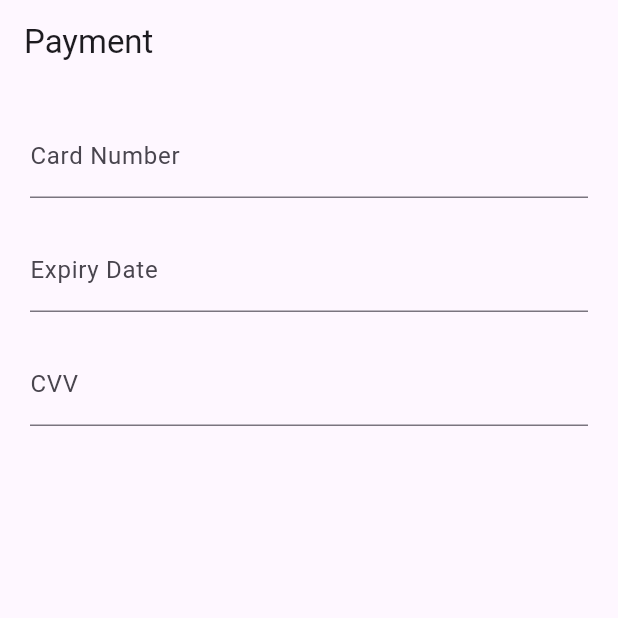
After one commit to niravDESAI28/grosseryapp, a Flutter app: the PaymentScreen screen opened directly, on a phone screen of 412 x 824 dp, the top half of it. The commit adds this screen. Run offline on Flutter 3.47's test engine with Material 3 defaults, Android fonts, the light colour scheme and no system bars; our stand-ins replace flutter_screenutil, google_fonts.

Commit message:
16-03-2024

```diff
--- a/lib/homescreen.dart
+++ b/lib/homescreen.dart
@@ -17,8 +17,8 @@ class _HomeScreenState extends State<HomeScreen> {
     'asstes/image/image-removebg-preview (61) 1.png',
     'asstes/image/image-removebg-preview (57) 2.png',
     'asstes/image/image-removebg-preview (58) 1.png',
-    'asstes/image/image-removebg-preview (60) 1 (1).png',
-    'asstes/image/image-removebg-preview (59) 1 (1).png',
+    'asstes/image/image-removebg-preview (60) 1.png',
+    'asstes/image/image-removebg-preview (59) 1.png',
     'asstes/image/image-removebg-preview (60) 1.png',
     'asstes/image/image-removebg-preview (62) 1.png',
     'asstes/image/image-removebg-preview (64) 1.png',
--- /dev/null
+++ b/lib/payment/paymentscreen.dart
@@ -0,0 +1,74 @@
+
+import 'package:flutter/material.dart';
+
+class PaymentScreen extends StatefulWidget {
+  @override
+  PaymentScreenState createState() => PaymentScreenState();
+}
+
+class PaymentScreenState extends State<PaymentScreen> {
+  TextEditingController _cardNumberController = TextEditingController();
+  TextEditingController _expiryController = TextEditingController();
+  TextEditingController _cvvController = TextEditingController();
+
+  @override
+  Widget build(BuildContext context) {
+    return Scaffold(
+      appBar: AppBar(
+        title: Text('Payment'),
+      ),
+      body: Padding(
+        padding: EdgeInsets.all(20.0),
+        child: Column(
+          crossAxisAlignment: CrossAxisAlignment.stretch,
+          children: [
+            TextField(
+              controller: _cardNumberController,
+              decoration: InputDecoration(labelText: 'Card Number'),
+            ),
+            SizedBox(height: 20.0),
+            TextField(
+              controller: _expiryController,
+              decoration: InputDecoration(labelText: 'Expiry Date'),
+            ),
+            SizedBox(height: 20.0),
+            TextField(
+              controller: _cvvController,
+              decoration: InputDecoration(labelText: 'CVV'),
+            ),
+            SizedBox(height: 20.0),
+            // RaisedButton
+            // (
+            //   onPressed: () {
+            //     // Handle payment logic here
+            //     _processPayment();
+            //   },
+            //   child: Text('Pay Now'),
+            // ),
+          ],
+        ),
+      ),
+    );
+  }
+
+  void _processPayment() {
+    // Implement payment processing logic here
+    // For example, you can validate inputs and call payment gateway APIs
+    // Once payment is successful, navigate to a success screen
+    // If payment fails, show an error message to the user
+  }
+
+  @override
+  void dispose() {
+    _cardNumberController.dispose();
+    _expiryController.dispose();
+    _cvvController.dispose();
+    super.dispose();
+  }
+}
+
+void main() {
+  runApp(MaterialApp(
+    home: PaymentScreen(),
+  ));
+}
--- a/lib/storescreen.dart
+++ b/lib/storescreen.dart
@@ -14,9 +14,6 @@ class _StoreScreenState extends State<StoreScreen>
 {
   List<String> images =
   [
-    'asstes/image/image-removebg-preview (92) 1.png',
-    'asstes/image/image-removebg-preview (93) 1.png',
-    'asstes/image/image-removebg-preview (94) 1.png',
     'asstes/image/image-removebg-preview (92) 1.png',
     'asstes/image/image-removebg-preview (93) 1.png',
     'asstes/image/image-removebg-preview (94) 1.png',
@@ -230,7 +227,7 @@ class _StoreScreenState extends State<StoreScreen>
                                 ),
                                 Container(
                                   height: 27,
-                                  width: 75,
+                                  width: 70,
                                   child: Center(
                                     child: Text(
                                       kms[index],
```
Also changed, not shown: lib/main.dart (+5 -3 lines), asstes/image/image-removebg-preview (53) 1 (1).png (added), 1 other file.
